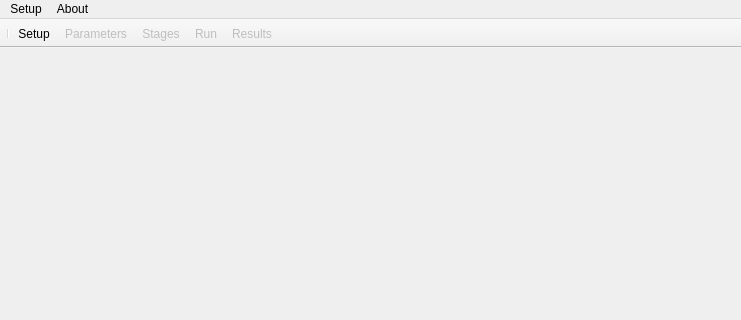
hallamlab/MetaPathwaysGUI, file mainframe.ui: the form before one commit; both pictures show x 0 to 741 and y 0 to 320 of the 741 by 782 pixel window.
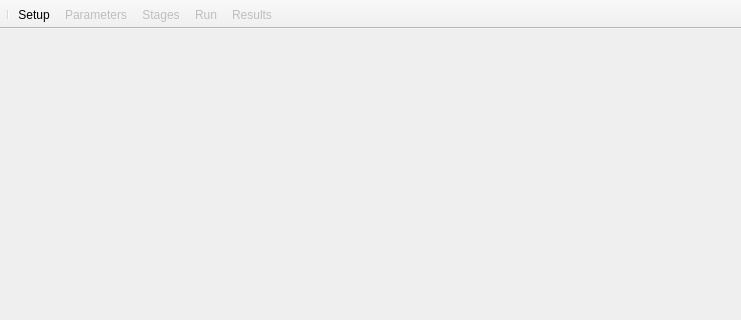
The form after the commit.

```diff
--- a/mainframe.ui
+++ b/mainframe.ui
@@ -72,30 +72,6 @@
     </item>
    </layout>
   </widget>
-  <widget class="QMenuBar" name="menubar">
-   <property name="geometry">
-    <rect>
-     <x>0</x>
-     <y>0</y>
-     <width>741</width>
-     <height>22</height>
-    </rect>
-   </property>
-   <widget class="QMenu" name="menuSetup">
-    <property name="title">
-     <string>Setup</string>
-    </property>
-    <addaction name="actionSetupMenu"/>
-   </widget>
-   <widget class="QMenu" name="menuAbout">
-    <property name="title">
-     <string>About</string>
-    </property>
-    <addaction name="actionAbout"/>
-   </widget>
-   <addaction name="menuSetup"/>
-   <addaction name="menuAbout"/>
-  </widget>
   <widget class="QStatusBar" name="statusbar"/>
   <widget class="QToolBar" name="toolBar">
    <property name="sizePolicy">
```
